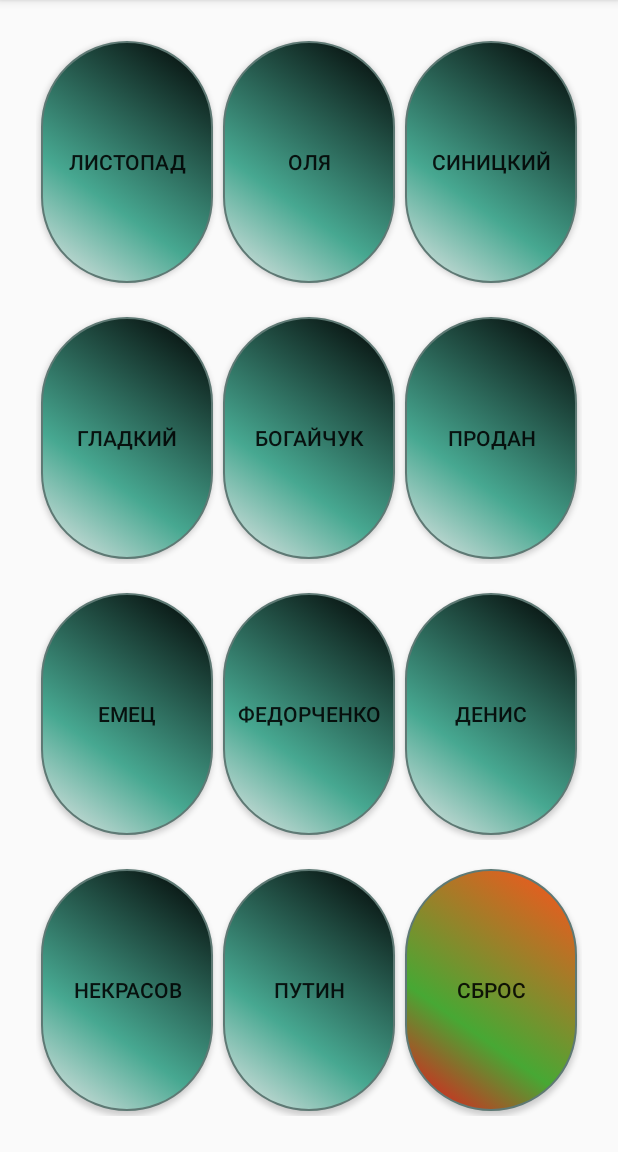
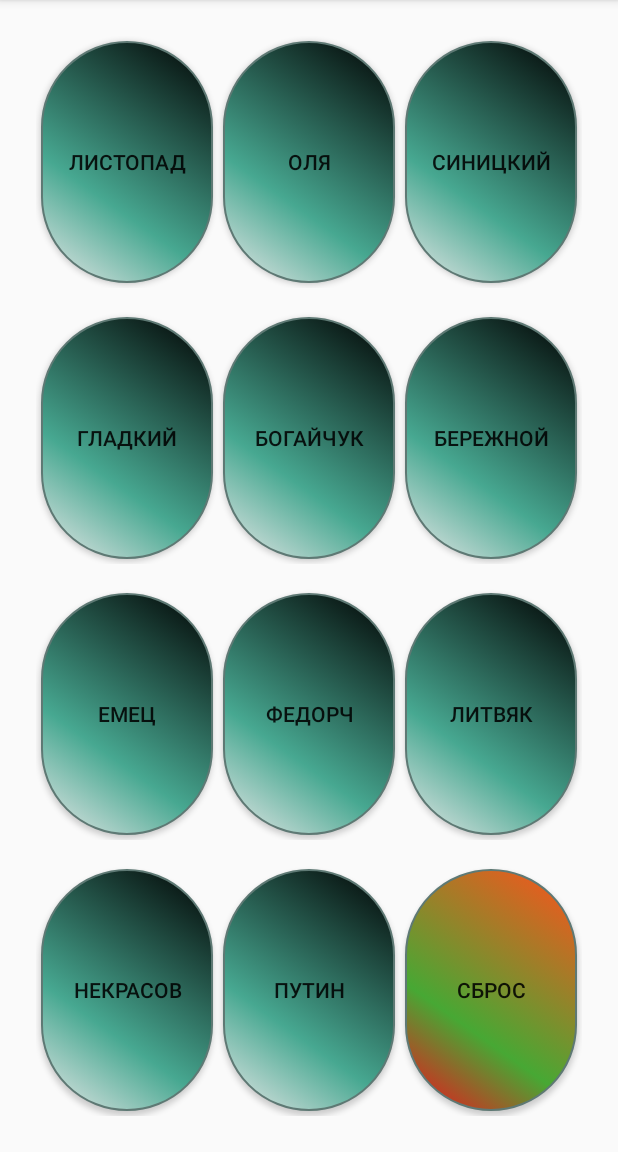
Before and after one commit to ZombieCloud/CallsRedir, an Android app: the screen it shows after launch (MainActivity), on a phone screen of 412 x 824 dp, the part 84-1236 px from its top. Run offline under Robolectric (Android 15) with nearby library versions, the light colour scheme and no system bars.

Commit message:
+бережной

```diff
--- a/app/build.gradle
+++ b/app/build.gradle
@@ -19,7 +19,7 @@ android {
 }
 
 dependencies {
-    compile fileTree(include: ['*.jar'], dir: 'libs')
-    testCompile 'junit:junit:4.12'
-    compile 'com.android.support:appcompat-v7:27.0.2'
+    implementation fileTree(include: ['*.jar'], dir: 'libs')
+    testImplementation 'junit:junit:4.12'
+    implementation 'com.android.support:appcompat-v7:27.0.2'
 }
--- a/app/src/main/res/layout/activity_main.xml
+++ b/app/src/main/res/layout/activity_main.xml
@@ -94,7 +94,7 @@
                 android:layout_weight="1"
                 android:background="@drawable/button_style"
                 android:onClick="button4_OnClick"
-                android:text="Продан" />
+                android:text="Бережной" />
         </LinearLayout>
 
         <LinearLayout
@@ -115,24 +115,24 @@
                 android:onClick="button9_OnClick" />
 
             <Button
-                android:background="@drawable/button_style"
-                android:text="Федорченко"
+                android:id="@+id/button8"
                 android:layout_width="0dp"
                 android:layout_height="match_parent"
-                android:id="@+id/button8"
                 android:layout_margin="3dp"
                 android:layout_weight="1"
-                android:onClick="button8_OnClick" />
+                android:background="@drawable/button_style"
+                android:onClick="button8_OnClick"
+                android:text="Федорч" />
 
             <Button
-                android:background="@drawable/button_style"
-                android:text="Денис"
+                android:id="@+id/button7"
                 android:layout_width="0dp"
                 android:layout_height="match_parent"
-                android:id="@+id/button7"
                 android:layout_margin="3dp"
                 android:layout_weight="1"
-                android:onClick="button7_OnClick" />
+                android:background="@drawable/button_style"
+                android:onClick="button7_OnClick"
+                android:text="Литвяк" />
         </LinearLayout>
 
         <LinearLayout
--- a/build.gradle
+++ b/build.gradle
@@ -6,7 +6,7 @@ buildscript {
         google()
     }
     dependencies {
-        classpath 'com.android.tools.build:gradle:3.2.1'
+        classpath 'com.android.tools.build:gradle:7.0.0'
 
         // NOTE: Do not place your application dependencies here; they belong
         // in the individual module build.gradle files
```
Also changed, not shown: app/src/main/java/com/app/callsredir/MainActivity.java (+4 -4 lines), gradle/wrapper/gradle-wrapper.properties, 3 other files.
